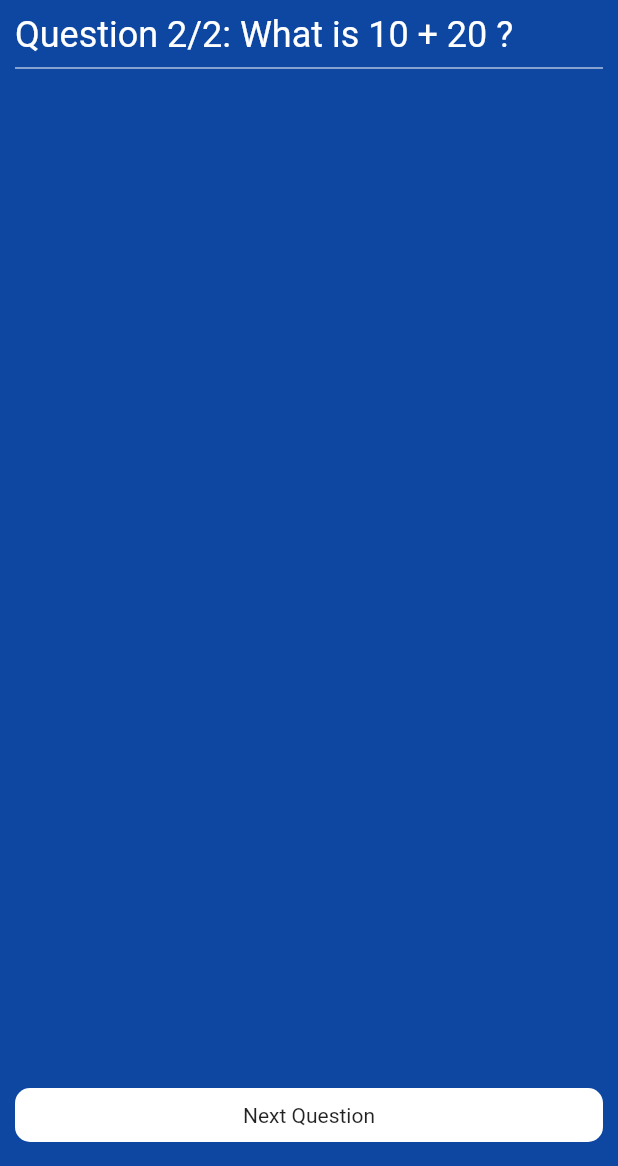
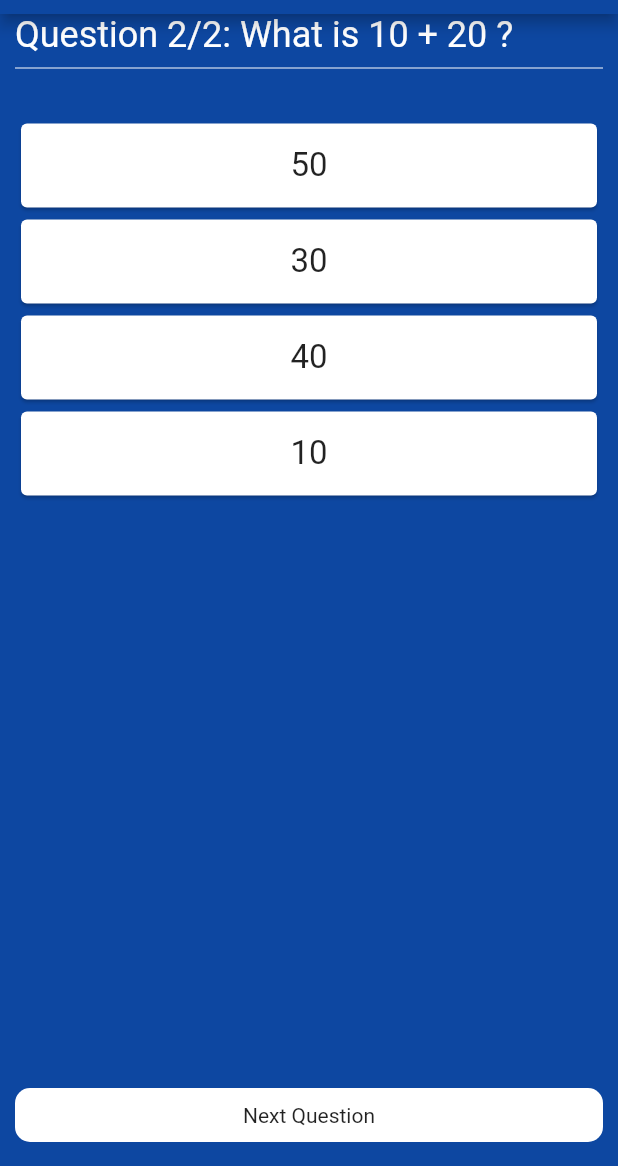
Before and after one commit to amirrulhaiqal98/quizapp, a Flutter app: the screen it shows after launch, after a tap on "Next Question", on a phone screen of 412 x 824 dp, the part 70-1236 px from its top. Run offline on Flutter 3.47's test engine with Material 2 defaults, Android fonts, the phone set to English and light mode, and no system bars.

Commit message:
adding options

```diff
--- a/lib/screens/home_screen.dart
+++ b/lib/screens/home_screen.dart
@@ -1,13 +1,12 @@
 import 'package:flutter/material.dart';
 import '../constant.dart';
-import '../models/question_model.dart'; //our question model
-import '../widgets/question_widget.dart'; //question widget
+import '../models/question_model.dart';
+import '../widgets/question_widget.dart';
 import '../widgets/next_button.dart';
-
-//create a homeScreen widget
+import '../widgets/option_card.dart';
 
 class HomeScreen extends StatefulWidget {
-  const HomeScreen({super.key});
+  const HomeScreen({Key? key}) : super(key: key);
 
   @override
   State<HomeScreen> createState() => _HomeScreenState();
@@ -21,35 +20,38 @@ class _HomeScreenState extends State<HomeScreen> {
       options: {'5': false, '30': false, '4': true, '10': false},
     ),
     Question(
-      id: '10',
+      id: '20',
       title: 'What is 10 + 20 ?',
       options: {'50': false, '30': true, '40': false, '10': false},
     )
   ];
-  // //create index loop thought _questions
   int index = 0;
+  bool isPressed = false;
 
-  //create a function to  display the  next question
   void nextQuestion() {
     if (index == _question.length - 1) {
       return;
     } else {
       setState(() {
-        index++; //when the index will change to 1. rebuild the app
+        index++;
+        isPressed = false;
       });
     }
   }
 
+  void changeColor() {
+    setState(() {
+      isPressed = true;
+    });
+  }
+
   @override
   Widget build(BuildContext context) {
-    //change background color
-
     return Scaffold(
       backgroundColor: background,
       appBar: AppBar(
         title: const Text('Quiz App'),
         backgroundColor: background,
-        shadowColor: Colors.transparent,
       ),
       body: Container(
         width: double.infinity,
@@ -63,16 +65,25 @@ class _HomeScreenState extends State<HomeScreen> {
             ),
             const Divider(
               color: Colors.white,
-            )
+            ),
+            const SizedBox(height: 25.0),
+            for (int i = 0; i < _question[index].options.length; i++)
+              OptionCard(
+                option: _question[index].options.keys.toList()[i],
+                color: isPressed
+                    ? _question[index].options.values.toList()[i] == true
+                        ? Colors.green
+                        : Colors.red
+                    : Colors.white,
+                onTap: changeColor,
+              ),
           ],
         ),
       ),
-
-      //use the floating action button
       floatingActionButton: Padding(
         padding: const EdgeInsets.symmetric(horizontal: 10.0),
         child: NextButton(
-          nextQuestion: nextQuestion, //the above function
+          nextQuestion: nextQuestion,
         ),
       ),
       floatingActionButtonLocation: FloatingActionButtonLocation.centerFloat,
--- /dev/null
+++ b/lib/widgets/option_card.dart
@@ -0,0 +1,33 @@
+import 'package:flutter/material.dart';
+import '../constant.dart';
+
+class OptionCard extends StatelessWidget {
+  const OptionCard(
+      {Key? key,
+      required this.option,
+      required this.color,
+      required this.onTap})
+      : super(key: key);
+
+  final String option;
+  final VoidCallback onTap;
+  final Color color;
+  @override
+  Widget build(BuildContext context) {
+    return GestureDetector(
+      onTap: onTap,
+      child: Card(
+        color: color,
+        child: ListTile(
+          title: Text(
+            option,
+            textAlign: TextAlign.center,
+            style: const TextStyle(
+              fontSize: 22.0,
+            ),
+          ),
+        ),
+      ),
+    );
+  }
+}
```
